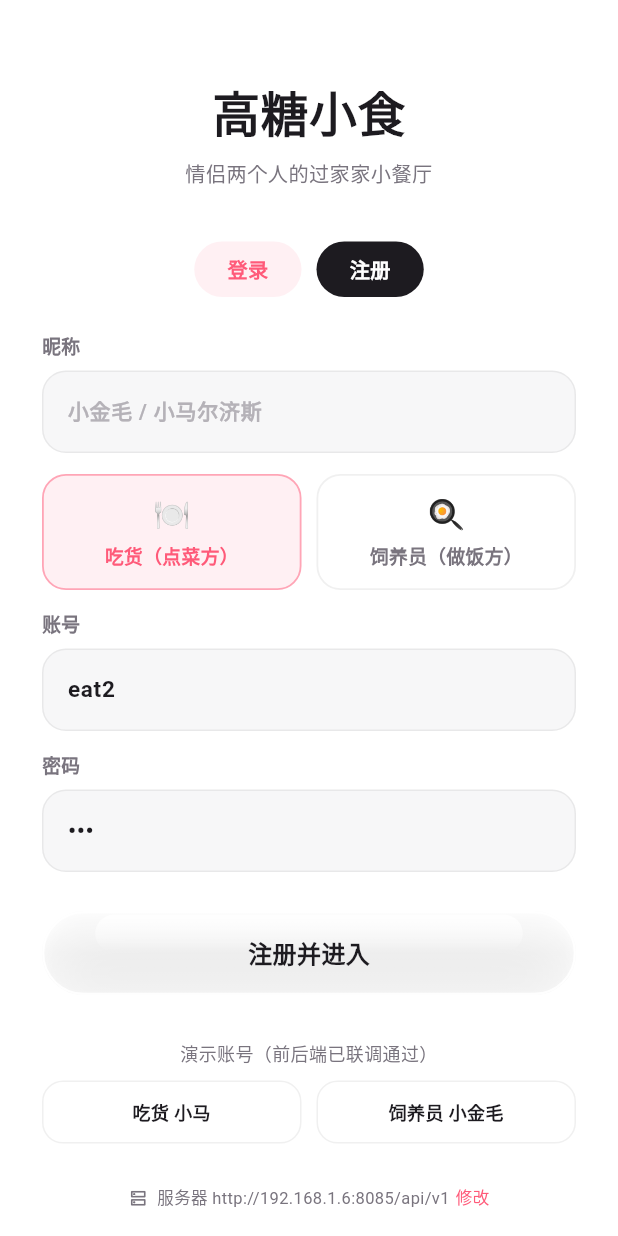
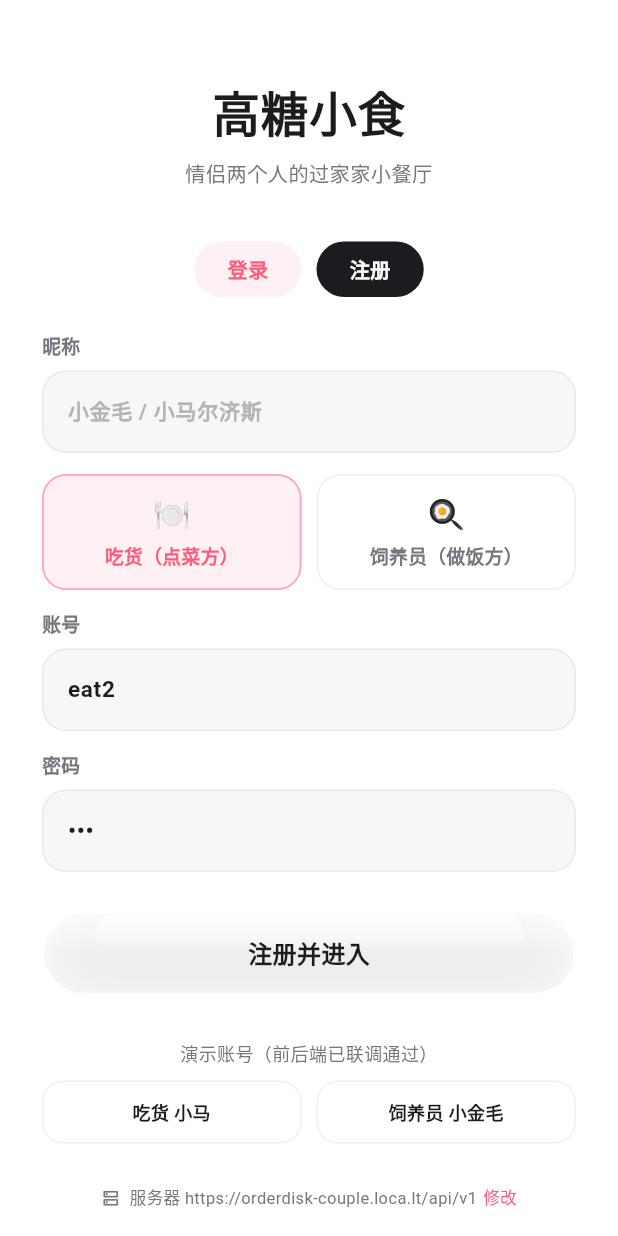
Before and after one commit to smawdf/-app, a Flutter app: the screen it shows after launch, after a tap on "注册", on a phone screen of 412 x 824 dp. Run offline on Flutter 3.47's test engine with Material 3 defaults, Android fonts, the phone set to English and light mode, and no system bars; our stand-ins replace dio, flutter_animate; missing offline and left inert: fluid_glass; accounts and stored records are empty; network calls fail.

Commit message:
feat: auto-detect backend host (public tunnel first, LAN fallback) so no manual config is needed

```diff
--- a/lib/data/api_client.dart
+++ b/lib/data/api_client.dart
@@ -3,11 +3,23 @@ import 'package:dio/dio.dart';
 import 'local_store.dart';
 import 'models.dart';
 
-/// 默认后端地址。可在构建时覆盖：
+/// 默认后端地址：优先使用公网隧道，手机在任何网络下都能连上。
+/// 可在构建时覆盖：
 /// flutter build apk --dart-define=API_HOST=192.168.1.6 --dart-define=API_PORT=8085
 /// 运行时也可在登录页「服务器设置」里修改，并会持久化到本地。
-const String kDefaultApiHost = String.fromEnvironment('API_HOST', defaultValue: '192.168.1.6');
+const String kDefaultApiHost = String.fromEnvironment(
+  'API_HOST',
+  defaultValue: 'https://orderdisk-couple.loca.lt',
+);
 const int kDefaultApiPort = int.fromEnvironment('API_PORT', defaultValue: 8085);
+
+/// 自动探测的后端候选地址（按优先级）：
+/// 1. 公网隧道 —— 手机在外网/4G 也能连
+/// 2. 局域网 IP —— 在家同 WiFi 时延迟最低、最稳定
+const List<String> kApiHostCandidates = [
+  'https://orderdisk-couple.loca.lt',
+  '192.168.1.6',
+];
 
 const String _kPrefHost = 'server_host';
 const String _kPrefPort = 'server_port';
@@ -83,6 +95,33 @@ class ApiClient {
     _host = await store.getString(_kPrefHost) ?? kDefaultApiHost;
     _port = await store.getInt(_kPrefPort) ?? kDefaultApiPort;
     _dio.options.baseUrl = baseUrl;
+  }
+
+  /// 是否已经保存过用户手动配置的地址
+  Future<bool> hasSavedServerConfig() async {
+    final saved = await LocalStore.instance.getString(_kPrefHost);
+    return saved != null && saved.isNotEmpty;
+  }
+
+  /// 依次探测候选地址，返回第一个可达的；全部失败返回 null。
+  /// 用于首次启动时自动选择「公网隧道」或「局域网」。
+  Future<String?> probeReachableHost({Duration timeout = const Duration(seconds: 4)}) async {
+    for (final candidate in kApiHostCandidates) {
+      final probe = Dio(BaseOptions(
+        baseUrl: candidate.startsWith('http') ? '$candidate/api/v1' : 'http://$candidate:$kDefaultApiPort/api/v1',
+        connectTimeout: timeout,
+        receiveTimeout: timeout,
+        contentType: Headers.jsonContentType,
+        validateStatus: (s) => s != null && s < 500,
+      ));
+      try {
+        await probe.post('/auth/login', data: {'username': '__probe__', 'password': '__probe__'});
+        return candidate;
+      } catch (_) {
+        // 试下一个候选地址
+      }
+    }
+    return null;
   }
 
   /// 运行时切换服务器地址并持久化
--- a/lib/data/app_state.dart
+++ b/lib/data/app_state.dart
@@ -66,6 +66,16 @@ class AppState extends ChangeNotifier {
   /// App 启动引导：读取服务器地址 → 恢复上次登录 → 拉取档案
   Future<void> bootstrap() async {
     await _api.loadServerConfig();
+
+    // 首次启动（用户没手动配过地址）时自动探测：
+    // 依次尝试 公网隧道 → 局域网，选第一个能通的存下来。
+    if (!await _api.hasSavedServerConfig()) {
+      final reachable = await _api.probeReachableHost();
+      if (reachable != null) {
+        await _api.configureServer(host: reachable, port: kDefaultApiPort);
+      }
+    }
+
     final saved = await _api.restoreSession();
     if (saved == null) {
       notifyListeners();
--- a/pubspec.yaml
+++ b/pubspec.yaml
@@ -14,7 +14,7 @@ publish_to: 'none'
 # https://developer.apple.com/library/archive/documentation/General/Reference/InfoPlistKeyReference/Articles/CoreFoundationKeys.html
 # In Windows, build-name is used as the major, minor, and patch parts
 # of the product and file versions while build-number is used as the build suffix.
-version: 2.0.0+49
+version: 2.0.1+50
 
 environment:
   sdk: ^3.13.2
```
Also changed, not shown: auto_probe.png (added).
